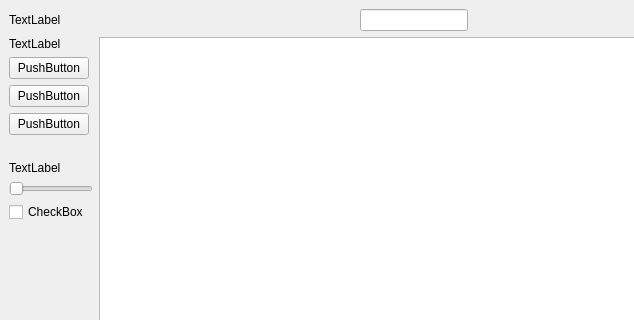
The window that A8-Sprite-Editor/mainwindow.ui (landonwest815/sprite-editor) describes before a commit, drawn with Qt 5; both pictures show x 0 to 634 and y 0 to 320 of the 800 by 600 pixel window.
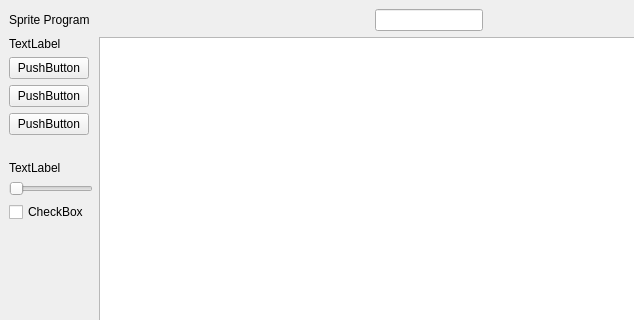
The same window after the commit.

The edit to the form file:
```diff
--- a/A8-Sprite-Editor/mainwindow.ui
+++ b/A8-Sprite-Editor/mainwindow.ui
@@ -26,7 +26,7 @@
          </sizepolicy>
         </property>
         <property name="text">
-         <string>TextLabel</string>
+         <string>Sprite Program</string>
         </property>
        </widget>
       </item>
```
Left out of the diff: 2 changed lines with no effect on the pictures.
